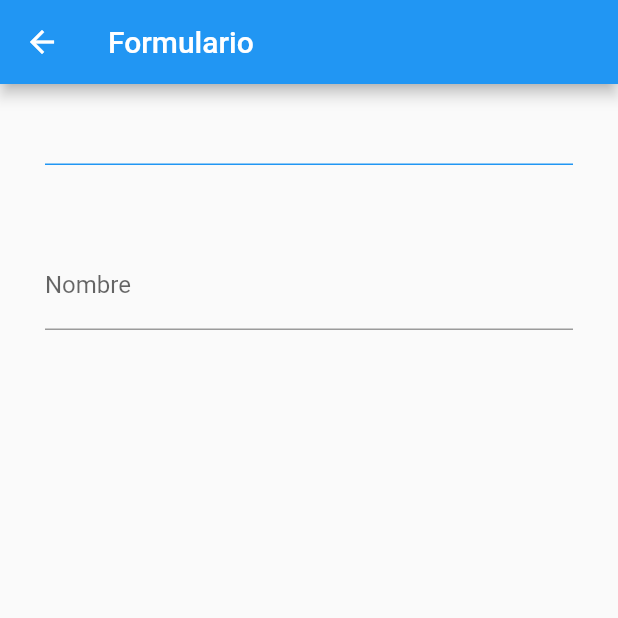
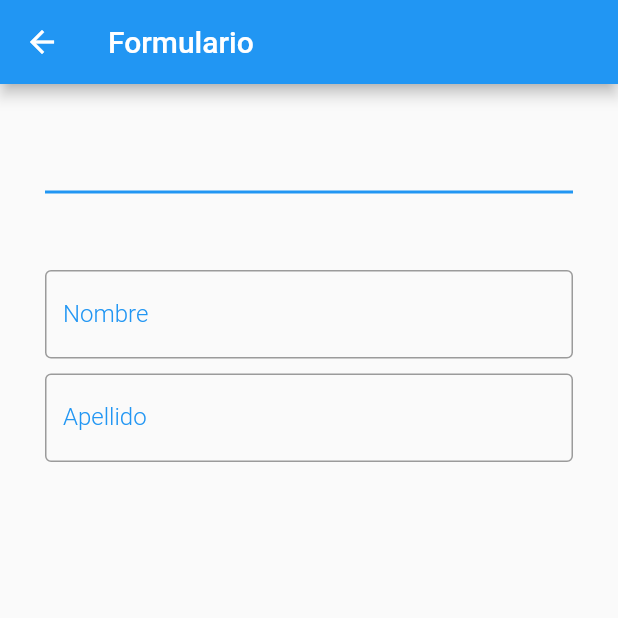
Before and after one commit to Sloot04/form_generator, a Flutter app: the FormGeneratorPage screen opened by its route, after a tap on the "add" icon, on a phone screen of 412 x 824 dp, the top half of it. Run offline on Flutter 3.47's test engine with Material 2 defaults, Android fonts, the light colour scheme and no system bars; our stand-ins replace bloc, flutter_bloc.

Commit message:
checkbox custom

```diff
--- a/lib/Widgets/checkbox_custom.dart
+++ b/lib/Widgets/checkbox_custom.dart
@@ -21,14 +21,19 @@ class _CheckBoxCustomState extends State<CheckBoxCustom> {
 
   @override
   Widget build(BuildContext context) {
-    return CheckboxListTile(
+    return Container(
+      key: widget.key,
+      padding: const EdgeInsets.symmetric(horizontal: 50),
+      child: CheckboxListTile(
           title: Text(widget.title),
           tileColor: Colors.blue.shade100,
+
           value: checked,
           onChanged: (value) {
             setState(() {
               checked = value!;
             });
-        });
+          }),
+    );
   }
 }
--- a/lib/Widgets/text_form_custom.dart
+++ b/lib/Widgets/text_form_custom.dart
@@ -6,8 +6,9 @@ class TextFormCustom extends StatefulWidget {
   final IconData? icon;
   final int? line;
 
+
   const TextFormCustom(
-      {required this.controller, required this.labelText, this.icon, this.line, Key? key})
+      {required this.controller, required this.labelText, this.icon, this.line, Key? key,})
       : super(key: key);
 
   @override
@@ -19,6 +20,7 @@ class _TextFormCustomState extends State<TextFormCustom> {
   Widget build(BuildContext context) {
     if (widget.icon != null) {
       return TextFormField(
+        key: widget.key,
         controller: widget.controller,
         maxLines: widget.line,
         decoration: InputDecoration(
--- a/lib/models/dataform_model.dart
+++ b/lib/models/dataform_model.dart
@@ -1,6 +1,6 @@
 class DataForm {
   final bool name;
-  final bool? lastName;
+  final bool lastName;
 
-  DataForm({required this.name, this.lastName});
+  DataForm({required this.name,required this.lastName});
 }
--- a/lib/pages/form_generator_page.dart
+++ b/lib/pages/form_generator_page.dart
@@ -1,6 +1,5 @@
 import 'package:flutter/material.dart';
 import 'package:flutter_bloc/flutter_bloc.dart';
-import 'package:form_generator/Widgets/checkbox_custom.dart';
 import 'package:form_generator/Widgets/text_form_custom.dart';
 import 'package:form_generator/bloc/card_bloc.dart';
 import 'package:form_generator/models/course_model.dart';
@@ -19,6 +18,7 @@ class _FormGeneratorPageState extends State<FormGeneratorPage> {
   TextEditingController dateCtr = TextEditingController();
   TextEditingController descriptionCtr = TextEditingController();
   bool isCheckedName = true;
+  bool isCheckedLastname = true;
 
   @override
   void dispose() {
@@ -57,12 +57,46 @@ class _FormGeneratorPageState extends State<FormGeneratorPage> {
                       line: 8,
                       icon: Icons.description,
                     ),
-                    const SizedBox(height: 10),
-                    CheckBoxCustom(
-                      isChecked: isCheckedName,
-                      title: 'Nombre',
+                    const SizedBox(height: 20),
+                    Container(
+                      height: 1,
+                      width: double.infinity,
+                      color: Colors.blue,
                     ),
                     const SizedBox(height: 10),
+                    const Text(
+                      'Campos del formulario',
+                      style:
+                          TextStyle(fontWeight: FontWeight.bold, fontSize: 20),
+                    ),
+                    const SizedBox(height: 20),
+                    Container(
+                      padding: const EdgeInsets.symmetric(horizontal: 50),
+                      child: Column(
+                        children: [
+                          CheckboxListTile(
+                              title: const Text('Nombre'),
+                              tileColor: Colors.blue.shade100,
+                              value: isCheckedName,
+                              onChanged: (value) {
+                                setState(() {
+                                  isCheckedName = value!;
+                                });
+                              }),
+                          const SizedBox(height: 10),
+                          CheckboxListTile(
+                              title: const Text('Apellido'),
+                              tileColor: Colors.blue.shade100,
+                              value: isCheckedLastname,
+                              onChanged: (value) {
+                                setState(() {
+                                  isCheckedLastname = value!;
+                                });
+                              }),
+                          const SizedBox(height: 10),
+                        ],
+                      ),
+                    ),
                   ],
                 )),
           )
@@ -75,13 +109,16 @@ class _FormGeneratorPageState extends State<FormGeneratorPage> {
             size: 40,
           ),
           onPressed: () {
-            BlocProvider.of<CardBloc>(context, listen: false).add(
-                AddCourseEvent(Course(
+            BlocProvider.of<CardBloc>(context, listen: false)
+                .add(AddCourseEvent(Course(
                     name: nameCtr.text,
                     date: dateCtr.text,
                     description: descriptionCtr.text,
                     inscriptions: [],
-                    form: DataForm(name: isCheckedName))));
+                    form: DataForm(
+                      name: isCheckedName,
+                      lastName: isCheckedLastname,
+                    ))));
             _formKey.currentState!.reset();
             Navigator.pushNamed(context, '/form');
           }),
--- a/lib/pages/form_page.dart
+++ b/lib/pages/form_page.dart
@@ -1,5 +1,6 @@
 import 'package:flutter/material.dart';
 import 'package:flutter_bloc/flutter_bloc.dart';
+import 'package:form_generator/Widgets/text_form_custom.dart';
 import 'package:form_generator/bloc/card_bloc.dart';
 
 class FormPage extends StatefulWidget {
@@ -12,6 +13,7 @@ class FormPage extends StatefulWidget {
 class _FormPageState extends State<FormPage> {
   final _formKey = GlobalKey<FormState>();
   TextEditingController name = TextEditingController();
+  TextEditingController lastname = TextEditingController();
   @override
   void dispose() {
     name.dispose();
@@ -31,10 +33,10 @@ class _FormPageState extends State<FormPage> {
                   child: Text(
                 state.courses.last.name,
                 style:
-                    const TextStyle(fontSize: 20, fontWeight: FontWeight.bold),
+                    const TextStyle(fontSize: 35, fontWeight: FontWeight.bold),
               )),
               Container(
-                height: 1,
+                height: 2,
                 width: double.infinity,
                 color: Colors.blue,
               ),
@@ -42,26 +44,49 @@ class _FormPageState extends State<FormPage> {
               Center(
                   child: Text(state.courses.single.date,
                       style: const TextStyle(fontSize: 18))),
-              state.courses.last.description!.isEmpty ?
-             const SizedBox(height: 20,)
-             : Center(child: Column(
-               children: [
-                 Text(state.courses.last.description!),
-                 const SizedBox(height: 20,)
-               ],
-             ),),
+              state.courses.last.description!.isEmpty
+                  ? const SizedBox(
+                      height: 20,
+                    )
+                  : Center(
+                      child: Column(
+                        children: [
+                          const SizedBox(
+                            height: 20,
+                          ),
+                          Text(state.courses.last.description!),
+                          const SizedBox(
+                            height: 20,
+                          )
+                        ],
+                      ),
+                    ),
               Form(
                   key: _formKey,
                   child: Column(
                     children: [
                       state.courses.last.form!.name
-                          ? TextFormField(
-                              controller: name,
-                              decoration:
-                                  const InputDecoration(labelText: 'Nombre'),
+                          ? Column(
+                              children: [
+                                TextFormCustom(
+                                    controller: name, labelText: 'Nombre'),
+                                const SizedBox(height: 10)
+                              ],
                             )
                           : const SizedBox(
-                              height: 1,
+                              width: 10,
+                            ),
+                      state.courses.last.form!.lastName
+                          ? Column(
+                              children: [
+                                TextFormCustom(
+                                    controller: lastname,
+                                    labelText: 'Apellido'),
+                                const SizedBox(height: 10)
+                              ],
+                            )
+                          : const SizedBox(
+                              width: 10,
                             ),
                     ],
                   )),
```
Lines whose indentation alone changed are shown as unchanged.
